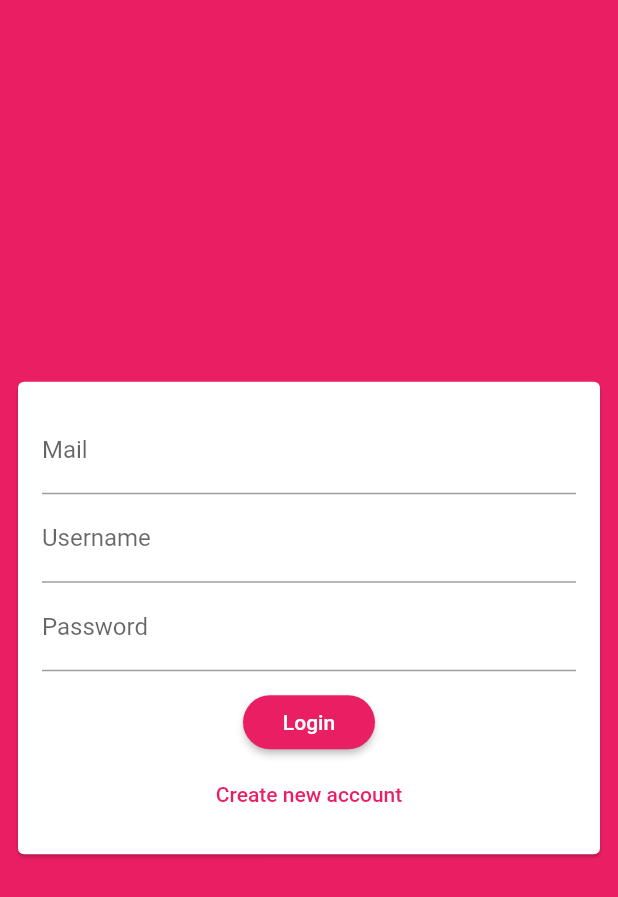
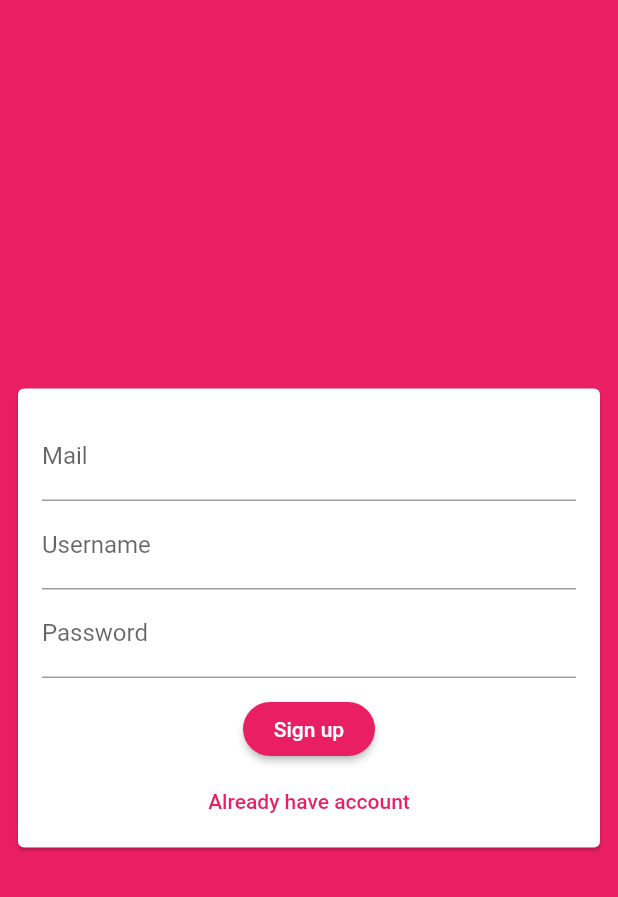
Before and after one commit to AbdoTareq/flutter_chat_app, a Flutter app: the screen it shows after launch, on a phone screen of 412 x 824 dp. Shown: the top 897 px of the screen. Run offline on Flutter 3.47's test engine with Material 2 defaults, Android fonts, the phone set to English and light mode, and no system bars; our stand-ins replace cloud_firestore, firebase_core; accounts and stored records are empty.

Commit message:
feat: Add auth validation

```diff
--- a/lib/widgets/auth/auth_form.dart
+++ b/lib/widgets/auth/auth_form.dart
@@ -6,53 +6,152 @@ class AuthForm extends StatefulWidget {
 }
 
 class _AuthFormState extends State<AuthForm> {
+  // these fields for go to nest field in form
+  // 4 steps
+  // 1.
+  final _usernameFocusNode = FocusNode();
+  final _passFocusNode = FocusNode();
+  final _form = GlobalKey<FormState>();
+  bool _isLoading = false;
+  bool _isSiginin = false;
+  String _mail = '';
+  String _username = '';
+  String _pass = '';
+
   @override
   void didChangeDependencies() {
     super.didChangeDependencies();
   }
 
   @override
+  void dispose() {
+    super.dispose();
+    // step 4. this to prevent memory leaks if the screen isn't visible anymore
+    _usernameFocusNode.dispose();
+    _passFocusNode.dispose();
+  }
+
+  Future<void> _authenticate() async {
+    if (!_form.currentState.validate()) {
+      return;
+    }
+    // this to close keyboard if fileds are valid
+    FocusScope.of(context).unfocus();
+    setState(() {
+      _isLoading = true;
+    });
+    print('dart mess: before save $_mail');
+    print('dart mess: $_username');
+    _form.currentState.save();
+    print('dart mess: after $_mail');
+    print('dart mess: $_username');
+    print('dart mess: $_pass');
+    await Future.delayed(Duration(seconds: 2));
+    setState(() {
+      _isLoading = false;
+    });
+  }
+
+  @override
   Widget build(BuildContext context) {
     return Center(
+      child: AnimatedContainer(
+        duration: Duration(milliseconds: 300),
+        curve: Curves.easeIn,
+        height: !_isSiginin ? 330 : 270,
         child: Card(
           margin: EdgeInsets.all(12),
           child: Padding(
             padding: const EdgeInsets.all(16),
             child: Form(
+                key: _form,
                 child: SingleChildScrollView(
                   child: Column(
                     // this to make column take min height like wrap content
                     mainAxisSize: MainAxisSize.min,
                     children: [
-                TextField(
+                      TextFormField(
+                        //key is to diffirentiate every TextFormField to stop a bug like if enter username then switch to login pass will have username value
+                        key: ValueKey('mail'),
                         keyboardType: TextInputType.emailAddress,
                         decoration: InputDecoration(labelText: 'Mail'),
+                        validator: (value) {
+                          if (value.isEmpty || !value.contains('@')) {
+                            return 'Please enter valid mail';
+                          }
+                          // null here means it's a valid input
+                          return null;
+                        },
+                        onFieldSubmitted: (value) {
+                          //step 2. these fields for go to nest field in form
+                          FocusScope.of(context)
+                              .requestFocus(_usernameFocusNode);
+                        },
+                        onSaved: (newValue) => _mail = newValue,
                       ),
-                TextField(
+                      if (!_isSiginin)
+                        TextFormField(
+                          key: ValueKey('username'),
+
+                          // step 3. these fields for go to nest field in form
+                          focusNode: _usernameFocusNode,
                           decoration: InputDecoration(labelText: 'Username'),
+                          validator: (value) {
+                            if (value.isEmpty) {
+                              return 'Please enter username';
+                            }
+                            // null here mean it's a valid input
+                            return null;
+                          },
+                          onFieldSubmitted: (value) {
+                            //step 2. these fields for go to nest field in form
+                            FocusScope.of(context).requestFocus(_passFocusNode);
+                          },
+                          onSaved: (newValue) => _username = newValue,
                         ),
-                TextField(
+                      TextFormField(
+                        key: ValueKey('pass'),
+                        // step 3. these fields for go to nest field in form
+                        focusNode: _passFocusNode,
                         decoration: InputDecoration(labelText: 'Password'),
                         obscureText: true,
+                        validator: (value) {
+                          if (value.isEmpty || value.length <= 8) {
+                            return 'Please enter valid pass longer than 8 chars';
+                          }
+                          // null here mean it's a valid input
+                          return null;
+                        },
+                        onSaved: (newValue) => _pass = newValue,
                       ),
                       SizedBox(
                         height: 10,
                       ),
-                RaisedButton(
-                  onPressed: () {},
-                  child: Text('Login'),
+                      _isLoading
+                          ? CircularProgressIndicator()
+                          : RaisedButton(
+                              onPressed: _authenticate,
+                              child: Text(_isSiginin ? 'Login' : 'Sign up'),
                             ),
                       FlatButton(
-                    onPressed: () {},
+                          onPressed: () {
+                            setState(() {
+                              _isSiginin = !_isSiginin;
+                            });
+                          },
                           child: Text(
-                      'Create new account',
-                      style: TextStyle(color: Theme.of(context).primaryColor),
+                            _isSiginin
+                                ? 'Create new account'
+                                : 'Already have account',
+                            style: TextStyle(
+                                color: Theme.of(context).primaryColor),
                           )),
                     ],
                   ),
                 )),
           ),
         ),
+      ),
     );
   }
 }
```
Lines whose indentation alone changed are shown as unchanged.
